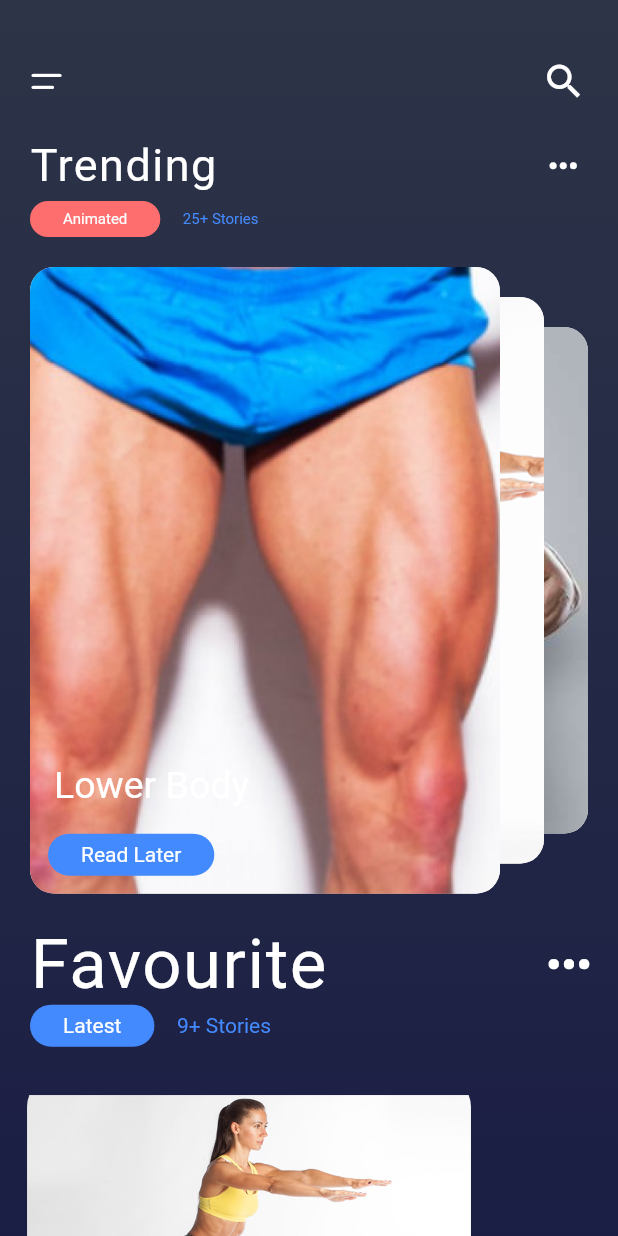
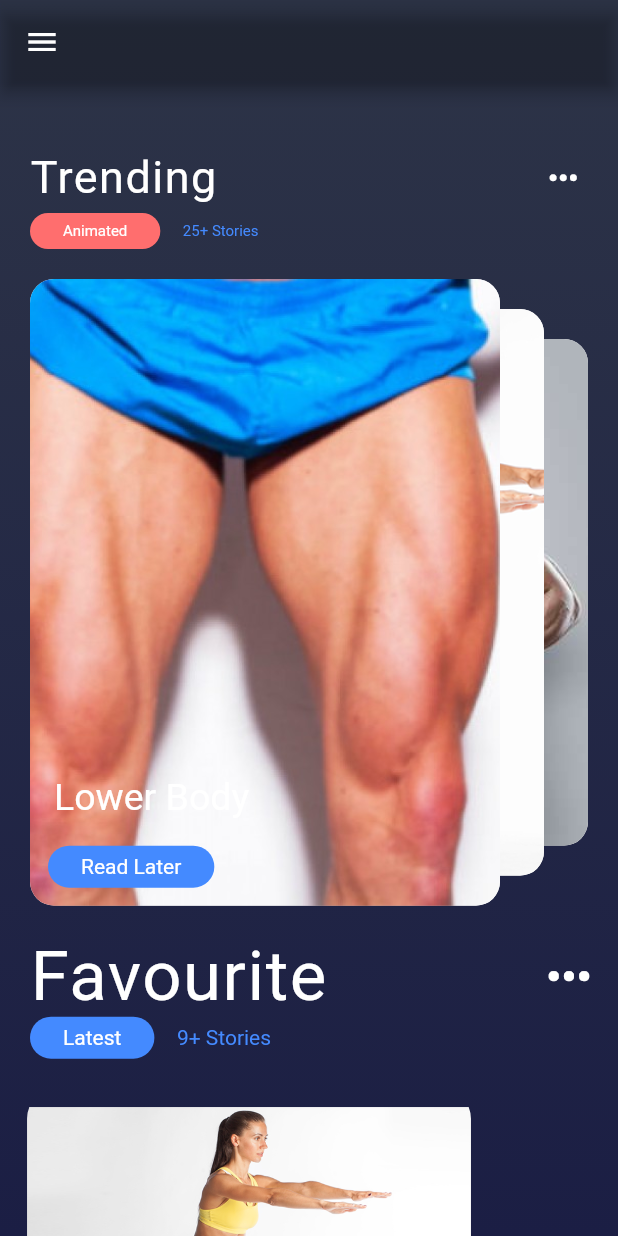
Before and after one commit to apichart2425/FitJung, a Flutter app: the HomeScreen screen opened directly, on a phone screen of 412 x 824 dp. Run offline on Flutter 3.47's test engine with Material 2 defaults, Android fonts, the phone set to English and light mode, and no system bars; our stand-ins replace cloud_firestore, firebase_auth, firebase_storage, flutter_screenutil, google_maps_flutter, image_picker and 2 more; accounts and stored records are empty; network calls fail; Roboto replaces fonts that are missing (Calibre-Semibold, SF-Pro-Text-Regular); project files that could hold a hidden picture were left out.

Commit message:
Main color

```diff
--- a/lib/UI/HomeScreen.dart
+++ b/lib/UI/HomeScreen.dart
@@ -1,4 +1,3 @@
-
 import 'package:fitjung/UI/SigninScreen.dart';
 import 'package:fitjung/utility/share.dart';
 import 'package:flutter/material.dart';
@@ -6,17 +5,15 @@ import '../Icon/CustomIcon.dart';
 import '../data.dart';
 import 'dart:math';
 
-
-class HomeScreen extends StatefulWidget{
+class HomeScreen extends StatefulWidget {
   @override
   HomeState createState() => new HomeState();
-
 }
 
 var cardAspectRatio = 12.0 / 16.0;
 var widgetAspectRatio = cardAspectRatio * 1.2;
 
-class HomeState extends State<HomeScreen>{
+class HomeState extends State<HomeScreen> {
   var currentPage = images.length - 1.0;
 
   @override
@@ -45,33 +42,52 @@ class HomeState extends State<HomeScreen>{
               tileMode: TileMode.clamp)),
       child: Scaffold(
         backgroundColor: Colors.transparent,
+        appBar: AppBar(
+          backgroundColor: Colors.transparent,
+        ),
+        drawer: new Drawer(
+          child: new ListView(
+            children: <Widget>[
+              UserAccountsDrawerHeader(
+                accountName: new Text("Fluke Peerapol"),
+                accountEmail: new Text("fluke_onhan@hotmail.com"),
+                currentAccountPicture: new CircleAvatar(
+                  backgroundColor: Theme.of(context).platform == TargetPlatform.iOS
+                  ? Colors.deepPurple
+                  : Colors.white,
+                  child: new Text("F"),
+                ),
+              ),
+              ListTile(
+                leading: Icon(Icons.map),
+                title: Text('Map'),
+                onTap: () {
+                  Navigator.pop(context);
+                },
+              ),
+              ListTile(
+                title: Text(''),
+                onTap: () {
+                  Navigator.pop(context);
+                },
+              ),
+              ListTile(
+                title: Text(''),
+                onTap: () {
+                  Navigator.pop(context);
+                },
+              ),
+
+            ],
+          ),
+        ),
         body: SingleChildScrollView(
           child: Column(
             children: <Widget>[
               Padding(
                 padding: const EdgeInsets.only(
                     left: 12.0, right: 12.0, top: 30.0, bottom: 8.0),
-                child: Row(
-                  mainAxisAlignment: MainAxisAlignment.spaceBetween,
-                  children: <Widget>[
-                    IconButton(
-                      icon: Icon(
-                        CustomIcon.menu,
-                        color: Colors.white,
-                        size: 30.0,
-                      ),
-                      onPressed: () {},
-                    ),
-                    IconButton(
-                      icon: Icon(
-                        Icons.search,
-                        color: Colors.white,
-                        size: 30.0,
-                      ),
-                      onPressed: () {},
-                    )
-                  ],
-                ),
+
               ),
               Padding(
                 padding: EdgeInsets.symmetric(horizontal: 20.0),
@@ -110,7 +126,8 @@ class HomeState extends State<HomeScreen>{
                           padding: EdgeInsets.symmetric(
                               horizontal: 22.0, vertical: 6.0),
                           child: Text("Animated",
-                              style: TextStyle(color: Colors.white, fontSize: 10.0)),
+                              style: TextStyle(
+                                  color: Colors.white, fontSize: 10.0)),
                         ),
                       ),
                     ),
@@ -118,7 +135,8 @@ class HomeState extends State<HomeScreen>{
                       width: 15.0,
                     ),
                     Text("25+ Stories",
-                        style: TextStyle(color: Colors.blueAccent, fontSize: 10.0))
+                        style:
+                            TextStyle(color: Colors.blueAccent, fontSize: 10.0))
                   ],
                 ),
               ),
--- a/lib/main.dart
+++ b/lib/main.dart
@@ -5,19 +5,35 @@ import 'package:fitjung/UI/ProfileScreen.dart';
 import 'package:fitjung/UI/SignInfoScreen.dart';
 import 'package:fitjung/UI/SigninScreen.dart';
 import 'package:fitjung/UI/SignupScreen.dart';
+// import 'package:fitjung/map/mapApi.dart';
 import 'package:flutter/material.dart';
 
 
 
 void main() => runApp(MyApp());
-
+const MaterialColor colors = const MaterialColor(
+  0xff1f1f2b,
+  const <int, Color>{
+    50: const Color(0xff1f1f2b),
+    100: const Color(0xff1f1f2b),
+    200: const Color(0xff1f1f2b),
+    300: const Color(0xff1f1f2b),
+    400: const Color(0xff1f1f2b),
+    500: const Color(0xff1f1f2b),
+    600: const Color(0xff1f1f2b),
+    700: const Color(0xff1f1f2b),
+    800: const Color(0xff1f1f2b),
+    900: const Color(0xff1f1f2b),
+  },
+);
 class MyApp extends StatelessWidget {
   @override
   Widget build(BuildContext context) {
     return MaterialApp(
       debugShowCheckedModeBanner: false,
       theme: ThemeData(
-        primarySwatch: Colors.pink,
+        primarySwatch: colors,
+
       ),
       initialRoute: "/signin",
       routes: {
--- a/pubspec.yaml
+++ b/pubspec.yaml
@@ -32,6 +32,8 @@ dependencies:
   shared_preferences: ^0.5.2+1
   google_maps_flutter:
   flutter_screenutil: ^0.4.2
+  flutter_google_places: ^0.2.2
+  # location: any
 
 dev_dependencies:
   flutter_test:
```
Also changed, not shown: lib/map/mapApi.dart (+307 -307 lines), 1 other file.
